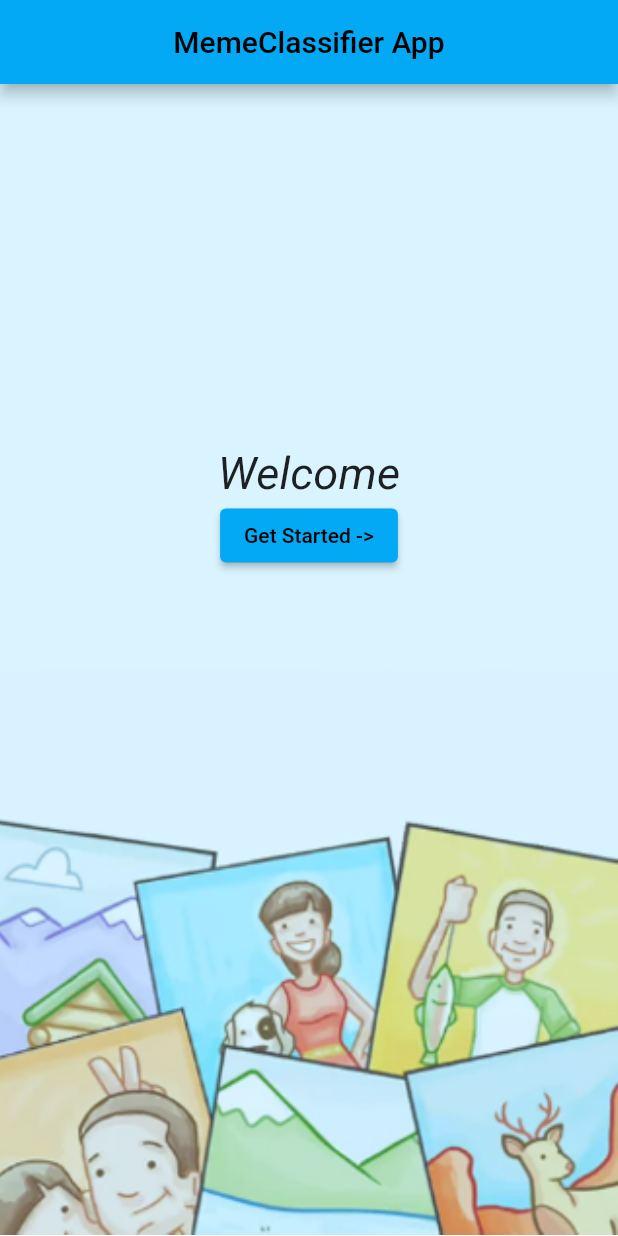
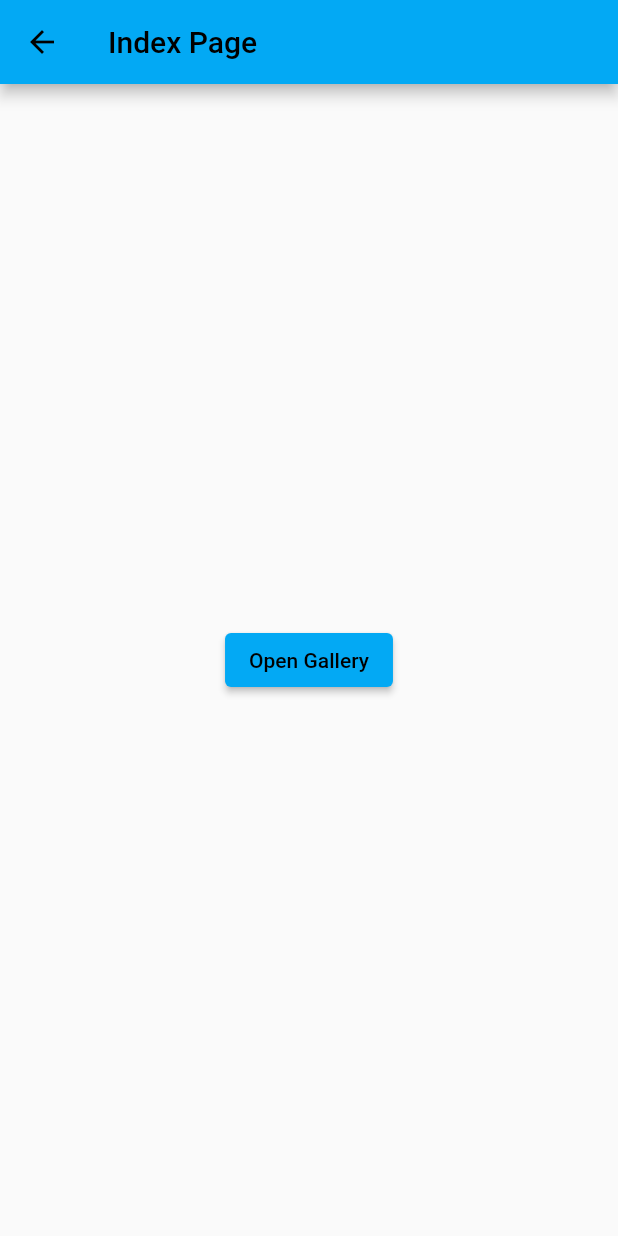
Before and after one commit to Rellik-7/meme_classifier, a Flutter app: the screen it shows after launch, after a tap on "Get Started ->", on a phone screen of 412 x 824 dp. Run offline on Flutter 3.47's test engine with Material 2 defaults, Android fonts, the light colour scheme and no system bars; drawn by our look-alikes of animated_text_kit.

Commit message:
index page added

```diff
--- /dev/null
+++ b/lib/IndexPage.dart
@@ -0,0 +1,33 @@
+import 'package:flutter/cupertino.dart';
+import 'package:flutter/material.dart';
+import 'package:meme_classifier/photo_manager.dart';
+
+class IndexPage extends StatefulWidget {
+  const IndexPage({Key? key}) : super(key: key);
+
+  @override
+  _IndexPageState createState() => _IndexPageState();
+}
+
+class _IndexPageState extends State<IndexPage> {
+  @override
+  Widget build(BuildContext context) {
+    return Scaffold(
+      appBar: AppBar(
+          title: Text('Index Page'),
+      ),
+      body:Container(
+        child: Center(
+          child: ElevatedButton(
+            onPressed: (){
+              Navigator.push(context, MaterialPageRoute(builder: (context) => const GridGallery()));
+            },
+            child: Text('Open Gallery'),
+
+
+          ),
+        ),
+      ),
+    );
+  }
+}
--- a/lib/main.dart
+++ b/lib/main.dart
@@ -1,5 +1,8 @@
 import 'package:animated_text_kit/animated_text_kit.dart';
 import 'package:flutter/material.dart';
+import 'package:meme_classifier/IndexPage.dart';
+
+import 'package:meme_classifier/photo_manager.dart';
 
 void main() {
   runApp(const MyApp());
@@ -12,6 +15,7 @@
   @override
   Widget build(BuildContext context) {
     return MaterialApp(
+      debugShowCheckedModeBanner: false,
       title: 'Meme Classifier App',
       theme: ThemeData(
         // This is the theme of your application.
@@ -32,16 +36,6 @@
 
 class MyHomePage extends StatefulWidget {
   const MyHomePage({Key? key, required this.title}) : super(key: key);
-
-  // This widget is the home page of your application. It is stateful, meaning
-  // that it has a State object (defined below) that contains fields that affect
-  // how it looks.
-
-  // This class is the configuration for the state. It holds the values (in this
-  // case the title) provided by the parent (in this case the App widget) and
-  // used by the build method of the State. Fields in a Widget subclass are
-  // always marked "final".
-
   final String title;
 
   @override
@@ -63,9 +57,10 @@
       padding: const EdgeInsets.only(bottom: 1.0),
       child: Container(
 
-          decoration:  BoxDecoration(
+        decoration:  BoxDecoration(
             image: DecorationImage(
-                image: const AssetImage('assets/images/Screenshot (121).png'),
+              image: const AssetImage('assets/images/Screenshot (121).png'),
+
                 fit: BoxFit.cover,
               colorFilter: ColorFilter.mode(Colors.lightBlueAccent.withOpacity(0.2), BlendMode.darken),
 
@@ -79,7 +74,8 @@
             title: const Text('MemeClassifier App'),
             centerTitle: true,
           ),
-          body: Center(
+          body:SafeArea(
+          child: Center(
 
 
             child: Padding(
@@ -93,10 +89,13 @@
 
                   ]),
 
-                  ElevatedButton(onPressed: (){}, child: const Text('Get Started ->')),
+                  ElevatedButton(onPressed: (){
+                     Navigator.push(context, MaterialPageRoute(builder: (context) => const IndexPage()));
+                  }, child: const Text('Get Started ->')),
                 ],
               ),
             ),
+          ),
           ),
         ),
         ),
```
Also changed, not shown: lib/gallary.dart (deleted, +0 -161 lines), pubspec.yaml (+12 -0 lines), pubspec.lock, 3 other files.
